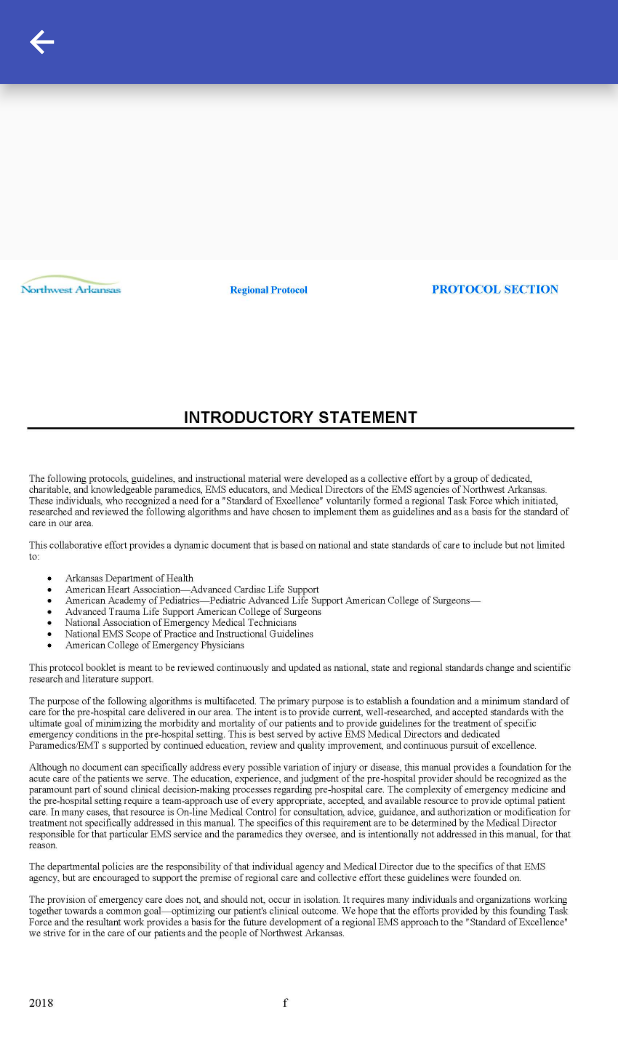
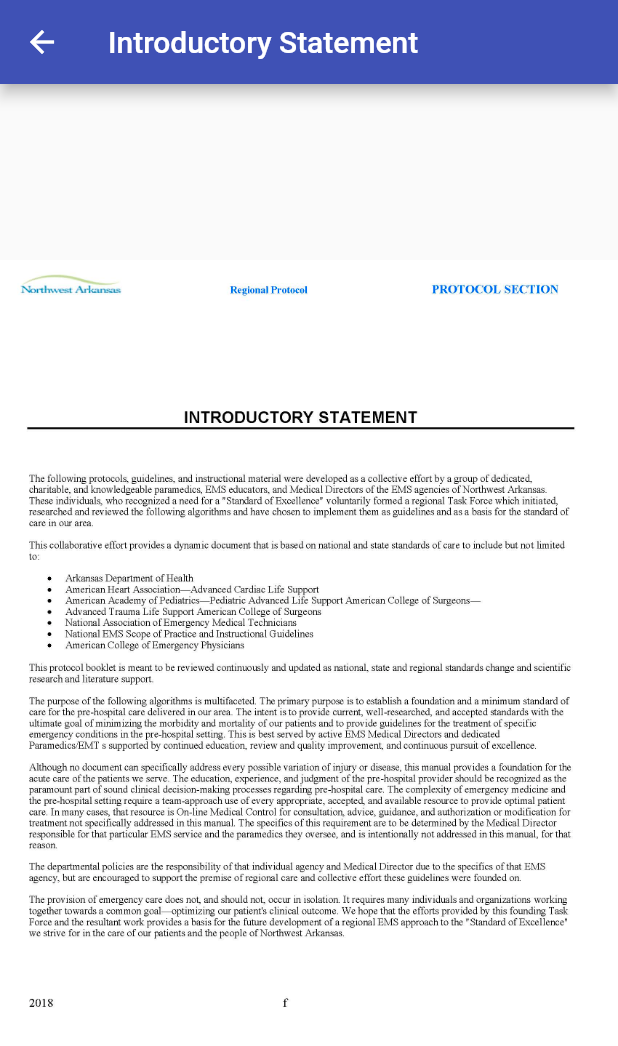
Before and after one commit to fivemoreminix/ems-protocols, a Flutter app: the screen it shows once a user with an empty profile is signed in, after a tap on "Introductory Statement", on a phone screen of 412 x 824 dp. Shown: the top 1046 px of the screen. Run offline on Flutter 3.47's test engine with Material 2 defaults, Android fonts, the phone set to English and light mode, and no system bars; our stand-ins replace carousel_slider, cloud_firestore, firebase_auth, firebase_core; missing offline and left inert: flutter_stripe, pdfx; accounts and stored records are empty.

Commit message:
Include a title with the protocol viewer

```diff
--- a/lib/protocols/protocol_viewer.dart
+++ b/lib/protocols/protocol_viewer.dart
@@ -2,14 +2,15 @@ import 'package:flutter/material.dart';
 import 'package:pdfx/pdfx.dart';
 
 class ProtocolViewerPage extends StatelessWidget {
-  const ProtocolViewerPage(this.image, {Key? key}) : super(key: key);
+  const ProtocolViewerPage({Key? key, this.title, required this.image}) : super(key: key);
 
+  final String? title;
   final ImageProvider image;
 
   @override
   Widget build(BuildContext context) {
     return Scaffold(
-      appBar: AppBar(),
+      appBar: AppBar(title: Text(title ?? "")),
       body: Center(
         child: InteractiveViewer(
           clipBehavior: Clip.none,
--- a/lib/protocols/protocols_menu.dart
+++ b/lib/protocols/protocols_menu.dart
@@ -116,7 +116,8 @@ void activateProtocolItem(BuildContext context, ProtocolItem item) {
   Navigator.push(
     context,
     MaterialPageRoute(
-        builder: (context) => ProtocolViewerPage(AssetImage(item.path))),
+        builder: (context) => ProtocolViewerPage(
+            title: item.title, image: AssetImage(item.path))),
     // ProtocolPdfPage(PdfControllerPinch(document: PdfDocument.openAsset('assets/NWARProtocols2018/Page_Page_001.jpg')))
   );
 }
```
